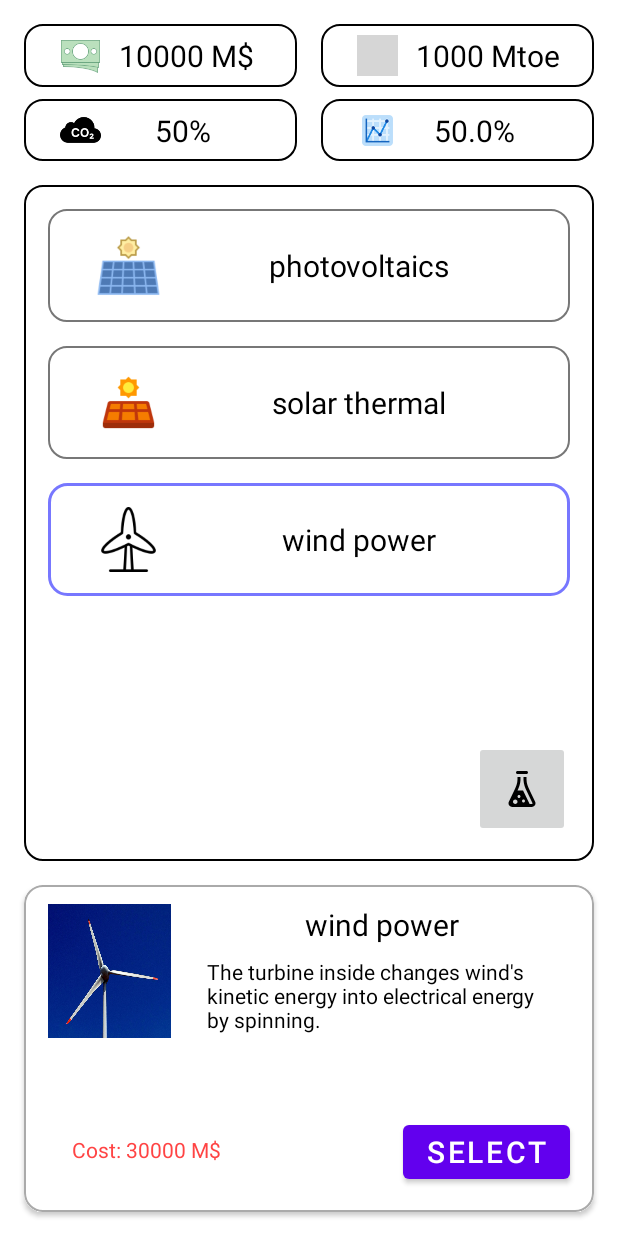
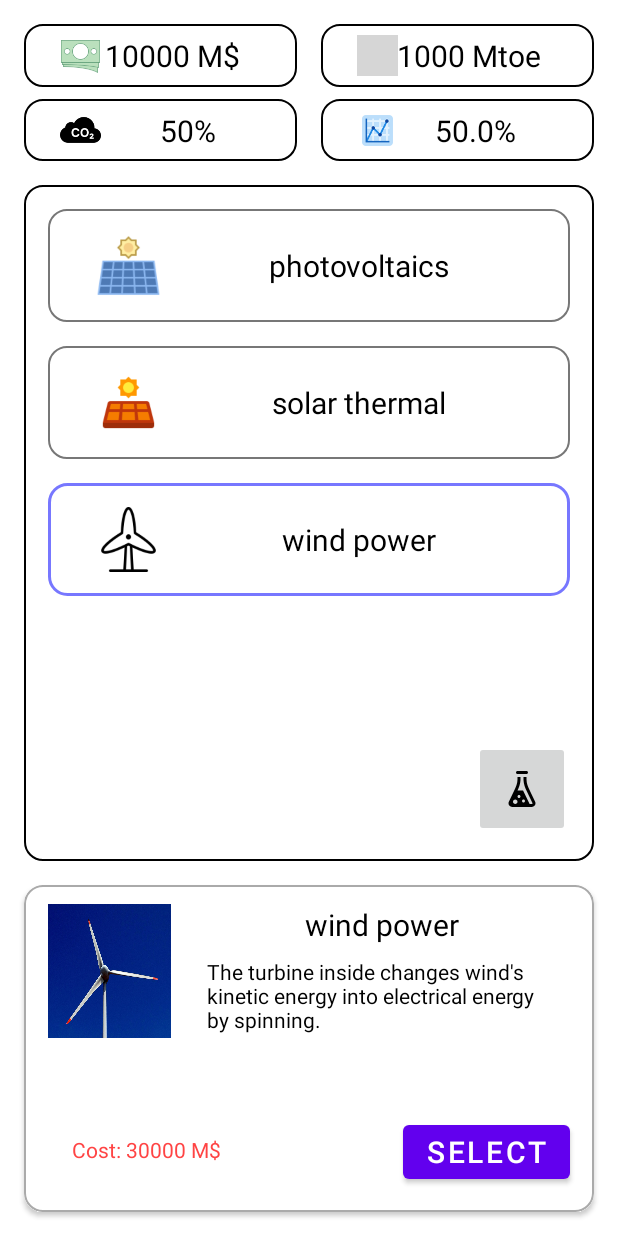
Before and after one commit to dotori0/energystory, an Android app: the layout fragment_energy_generator.xml on its own in the app's theme, with its tools: preview values and no code run, on a phone screen of 412 x 824 dp. Run offline under Robolectric (Android 15) with nearby library versions, the phone set to English and light mode, and no system bars; grey boxes are pictures that could not be loaded.

Commit message:
Refined Version

```diff
--- a/app/src/main/res/layout/fragment_energy_generator.xml
+++ b/app/src/main/res/layout/fragment_energy_generator.xml
@@ -35,10 +35,11 @@
                     android:id="@+id/budget_value"
                     android:layout_width="wrap_content"
                     android:layout_height="wrap_content"
-                    android:layout_marginStart="12dp"
+                    android:layout_marginEnd="36dp"
                     android:textColor="@color/black"
                     android:textSize="20sp"
                     app:layout_constraintBottom_toBottomOf="parent"
+                    app:layout_constraintEnd_toEndOf="parent"
                     app:layout_constraintStart_toEndOf="@+id/budget_info_icon"
                     app:layout_constraintTop_toTopOf="parent"
                     tools:text="10000 M$" />
@@ -50,7 +51,6 @@
                     android:layout_marginStart="24dp"
                     app:layout_constraintBottom_toBottomOf="@+id/budget_value"
                     app:layout_constraintDimensionRatio="1"
-                    app:layout_constraintEnd_toStartOf="@+id/budget_value"
                     app:layout_constraintHorizontal_bias="0.5"
                     app:layout_constraintStart_toStartOf="parent"
                     app:layout_constraintTop_toTopOf="@+id/budget_value"
@@ -73,10 +73,11 @@
                     android:id="@+id/energy_value"
                     android:layout_width="wrap_content"
                     android:layout_height="wrap_content"
-                    android:layout_marginStart="12dp"
+                    android:layout_marginEnd="36dp"
                     android:textColor="@color/black"
                     android:textSize="20sp"
                     app:layout_constraintBottom_toBottomOf="parent"
+                    app:layout_constraintEnd_toEndOf="parent"
                     app:layout_constraintStart_toEndOf="@+id/energy_info_icon"
                     app:layout_constraintTop_toTopOf="parent"
                     tools:text="1000 Mtoe" />
@@ -88,7 +89,6 @@
                     android:layout_marginStart="24dp"
                     app:layout_constraintBottom_toBottomOf="@+id/energy_value"
                     app:layout_constraintDimensionRatio="1"
-                    app:layout_constraintEnd_toStartOf="@+id/energy_value"
                     app:layout_constraintHorizontal_bias="0.5"
                     app:layout_constraintStart_toStartOf="parent"
                     app:layout_constraintTop_toTopOf="@+id/energy_value"
@@ -102,8 +102,7 @@
         <LinearLayout
             android:layout_width="match_parent"
             android:layout_height="match_parent"
-            android:layout_weight="1"
-            android:orientation="horizontal">
+            android:layout_weight="1">
 
             <androidx.constraintlayout.widget.ConstraintLayout
                 android:layout_width="match_parent"
@@ -124,7 +123,8 @@
                     android:textColor="@color/black"
                     android:textSize="20sp"
                     app:layout_constraintBottom_toBottomOf="parent"
-                    app:layout_constraintStart_toEndOf="@+id/pollution_info_icon"
+                    app:layout_constraintEnd_toEndOf="parent"
+                    app:layout_constraintStart_toStartOf="parent"
                     app:layout_constraintTop_toTopOf="parent"
                     tools:text="50%" />
 
@@ -135,7 +135,6 @@
                     android:layout_marginStart="24dp"
                     app:layout_constraintBottom_toBottomOf="@+id/pollution_value"
                     app:layout_constraintDimensionRatio="1"
-                    app:layout_constraintEnd_toStartOf="@+id/pollution_value"
                     app:layout_constraintHorizontal_bias="0.5"
                     app:layout_constraintStart_toStartOf="parent"
                     app:layout_constraintTop_toTopOf="@+id/pollution_value"
@@ -162,7 +161,8 @@
                     android:textColor="@color/black"
                     android:textSize="20sp"
                     app:layout_constraintBottom_toBottomOf="parent"
-                    app:layout_constraintStart_toEndOf="@+id/approval_rate_info_icon"
+                    app:layout_constraintEnd_toEndOf="parent"
+                    app:layout_constraintStart_toStartOf="parent"
                     app:layout_constraintTop_toTopOf="parent"
                     tools:text="50.0%" />
 
@@ -173,7 +173,6 @@
                     android:layout_marginStart="24dp"
                     app:layout_constraintBottom_toBottomOf="@+id/approval_rate_value"
                     app:layout_constraintDimensionRatio="1"
-                    app:layout_constraintEnd_toStartOf="@+id/approval_rate_value"
                     app:layout_constraintHorizontal_bias="0.5"
                     app:layout_constraintStart_toStartOf="parent"
                     app:layout_constraintTop_toTopOf="@+id/approval_rate_value"
--- a/app/src/main/res/layout/fragment_quiz_story.xml
+++ b/app/src/main/res/layout/fragment_quiz_story.xml
@@ -28,7 +28,7 @@
         app:layout_constraintEnd_toEndOf="parent"
         app:layout_constraintStart_toStartOf="parent"
         app:layout_constraintTop_toTopOf="parent"
-        tools:text="@string/tutorial_temporary" />
+        tools:text="Quiz Guid by Doctor" />
 
     <ImageView
         android:id="@+id/doctor_image"
```
Also changed, not shown: app/src/main/res/layout/fragment_quiz.xml (+10 -11 lines).
